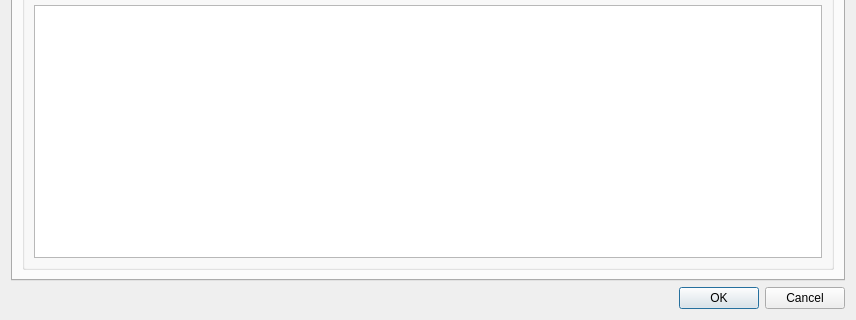
Before: the Qt Designer form examples/qtmegachatapi/SettingWindow.ui in meganz/MEGAchat, drawn with Qt 5; both pictures show x 0 to 856 and y 246 to 566 of the 856 by 566 pixel window.
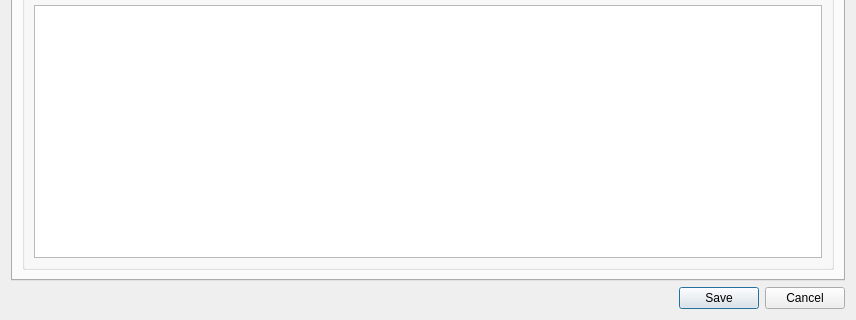
After: the same form once the commit is applied.

The edit to the form file:
```diff
--- a/examples/qtmegachatapi/SettingWindow.ui
+++ b/examples/qtmegachatapi/SettingWindow.ui
@@ -214,7 +214,7 @@
       <enum>Qt::Horizontal</enum>
      </property>
      <property name="standardButtons">
-      <set>QDialogButtonBox::Cancel|QDialogButtonBox::Ok</set>
+      <set>QDialogButtonBox::Cancel|QDialogButtonBox::Save</set>
      </property>
     </widget>
    </item>
```
Left out of the diff: 2 changed lines with no effect on the pictures.
